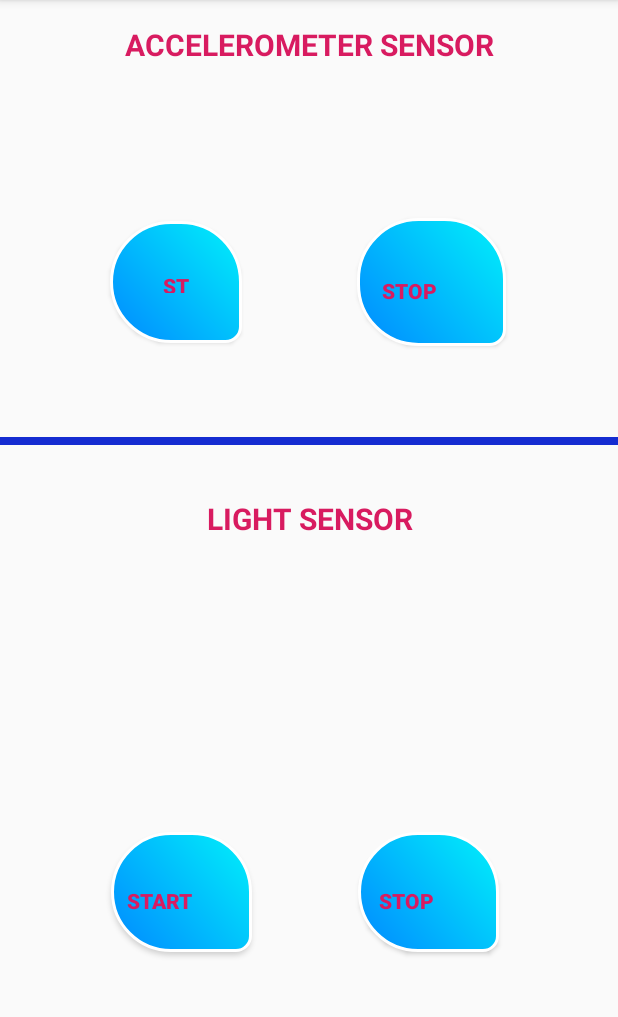
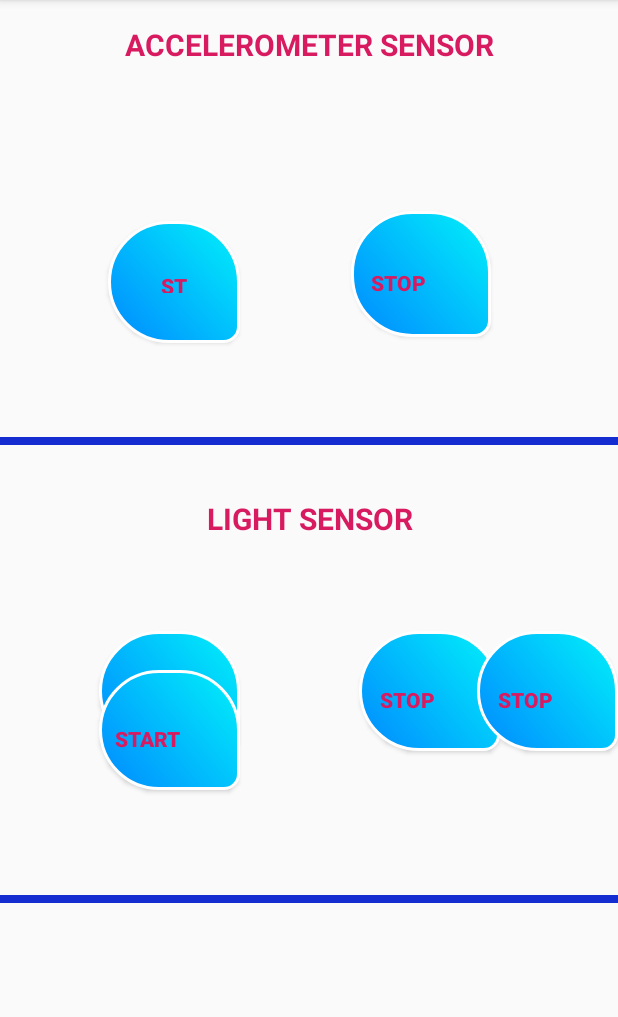
Before and after one commit to Gerardo-rios/Proyecto_SO_Sensors, an Android app: the screen it shows after launch (MainActivity), after a tap on "START", on a phone screen of 412 x 824 dp, the part 84-1101 px from its top. Run offline under Robolectric (Android 15) with nearby library versions, the phone set to English and light mode, and no system bars; our stand-ins replace navigation-ui.

Commit message:
Sensor Proximidad y correcion start-stop

```diff
--- a/app/src/main/java/com/example/proyecto_so/data_models/ProximityModel.java
+++ b/app/src/main/java/com/example/proyecto_so/data_models/ProximityModel.java
@@ -1,11 +1,24 @@
 package com.example.proyecto_so.data_models;
 
-public class ProximityModel implements SensorModel{
+public class ProximityModel implements SensorModel {
 
+    private float x;
+
+    public ProximityModel() {
+    }
+
+    public float getX() {
+        return x;
+    }
+
+    public void setX(float x) {
+        this.x = x;
+    }
 
     @Override
     public String getNameSensor() {
-        return null;
+        String res = "Sensor de Proximidad";
+        return res;
     }
 
     @Override
@@ -17,4 +30,5 @@ public class ProximityModel implements SensorModel{
     public float[] getData() {
         return new float[0];
     }
+
 }
--- a/app/src/main/java/com/example/proyecto_so/threats/AcelerometerThread.java
+++ b/app/src/main/java/com/example/proyecto_so/threats/AcelerometerThread.java
@@ -56,7 +56,7 @@ public class AcelerometerThread implements Runnable, Serializable {
     @Override
     public void run() {
 
-        while (!exit){
+        //while (!exit){
             this.sensorEventListener = new SensorEventListener() {
                 @Override
                 public void onSensorChanged(SensorEvent sensorEvent) {
@@ -71,7 +71,7 @@ public class AcelerometerThread implements Runnable, Serializable {
 
                 }
             };
-        }
+        //}
         sensorManager.registerListener(sensorEventListener, sensor, SensorManager.SENSOR_DELAY_NORMAL);
         //this.exit = false;
     }
--- a/app/src/main/java/com/example/proyecto_so/threats/LightThread.java
+++ b/app/src/main/java/com/example/proyecto_so/threats/LightThread.java
@@ -43,7 +43,7 @@ public class LightThread implements Runnable, Serializable {
     @Override
     public void run() {
 
-        while (!exit.get()){
+        //while (!exit.get()){
 
             this.eventListener = new SensorEventListener() {
                 @Override
@@ -60,7 +60,7 @@ public class LightThread implements Runnable, Serializable {
                 }
             };
 
-        }
+        //}
 
         this.sensorManager.registerListener(eventListener, sensor, SensorManager.SENSOR_DELAY_NORMAL);
 
--- a/app/src/main/java/com/example/proyecto_so/threats/ProximityThread.java
+++ b/app/src/main/java/com/example/proyecto_so/threats/ProximityThread.java
@@ -1,4 +1,67 @@
 package com.example.proyecto_so.threats;
 
-public class ProximityThread {
+import android.app.Activity;
+import android.content.Context;
+import android.hardware.Sensor;
+import android.hardware.SensorEvent;
+import android.hardware.SensorEventListener;
+import android.hardware.SensorManager;
+import android.util.Log;
+import android.widget.TextView;
+
+import com.example.proyecto_so.R;
+import com.example.proyecto_so.data_models.ProximityModel;
+
+import java.io.Serializable;
+import java.util.concurrent.atomic.AtomicBoolean;
+
+public class ProximityThread implements Runnable, Serializable {
+
+    private String TAG = ProximityThread.class.getName();
+    private Activity activity;
+    private AtomicBoolean exit;
+    private Sensor sensor;
+    private SensorManager sensorManager;
+    private SensorEventListener eventListener;
+
+    private ProximityModel data = new ProximityModel();
+    TextView data_proximity;
+
+    public ProximityThread(Activity a) throws Exception {
+
+        if (a == null) {
+            throw new Exception("Null activity on  " + TAG);
+        }
+        this.activity = a;
+        this.sensorManager = (SensorManager) this.activity.getSystemService(Context.SENSOR_SERVICE);
+        this.sensor = sensorManager.getDefaultSensor(Sensor.TYPE_PROXIMITY);
+        this.exit = new AtomicBoolean(false);
+        data_proximity = a.findViewById(R.id.txt_dataP);
+
+    }
+
+    @Override
+    public void run() {
+        //while (!exit.get()) {
+            this.eventListener = new SensorEventListener() {
+                @Override
+                public void onSensorChanged(SensorEvent sensorEvent) {
+                    Log.i(TAG, "Hola entro en el run");
+                    data.setX(sensorEvent.values[0]);
+                    Log.i(TAG, String.valueOf(data.getX()));
+                    data_proximity.setText(" -- " + data.getX() + " -- ");
+                }
+
+                @Override
+                public void onAccuracyChanged(Sensor sensor, int accuracy) {
+                }
+            };
+        //}
+        this.sensorManager.registerListener(eventListener, sensor, SensorManager.SENSOR_DELAY_NORMAL);
+    }
+
+    public void stop() {
+        exit.set(true);
+        sensorManager.unregisterListener(this.eventListener);
+    }
 }
--- a/app/src/main/java/com/example/proyecto_so/ui/sensors/SensoresFragment.java
+++ b/app/src/main/java/com/example/proyecto_so/ui/sensors/SensoresFragment.java
@@ -18,6 +18,7 @@ import com.example.proyecto_so.R;
 
 import com.example.proyecto_so.threats.AcelerometerThread;
 import com.example.proyecto_so.threats.LightThread;
+import com.example.proyecto_so.threats.ProximityThread;
 
 /**
  * A simple {@link Fragment} subclass.
@@ -27,7 +28,7 @@ import com.example.proyecto_so.threats.LightThread;
  * Use the {@link SensoresFragment#newInstance} factory method to
  * create an instance of this fragment.
  */
-public class SensoresFragment extends Fragment implements View.OnClickListener{
+public class SensoresFragment extends Fragment implements View.OnClickListener {
     // TODO: Rename parameter arguments, choose names that match
     // the fragment initialization parameters, e.g. ARG_ITEM_NUMBER
     private static final String ARG_PARAM1 = "param1";
@@ -41,9 +42,12 @@ public class SensoresFragment extends Fragment implements View.OnClickListener{
 
     public final String TAG = SensoresFragment.class.getName();
     private AcelerometerThread acelerometerThread;
+    private LightThread lightThread;
+    private ProximityThread proximityThread;
     private Thread threadA;
     private Thread threadL;
-    private LightThread lightThread;
+    private Thread threadP;
+
 
     public SensoresFragment() {
         // Required empty public constructor
@@ -91,10 +95,14 @@ public class SensoresFragment extends Fragment implements View.OnClickListener{
         Button stopA = getActivity().findViewById(R.id.button_stopA);
         Button startL = getActivity().findViewById(R.id.button_startL);
         Button stopL = getActivity().findViewById(R.id.button_stopL);
+        Button startP = getActivity().findViewById(R.id.button_startP);
+        Button stopP = getActivity().findViewById(R.id.button_stopP);
         startA.setOnClickListener(this);
         stopA.setOnClickListener(this);
         startL.setOnClickListener(this);
         stopL.setOnClickListener(this);
+        startP.setOnClickListener(this);
+        stopP.setOnClickListener(this);
     }
 
     // TODO: Rename method, update argument and hook method into UI event
@@ -124,7 +132,7 @@ public class SensoresFragment extends Fragment implements View.OnClickListener{
     @Override
     public void onClick(View v) {
 
-        switch (v.getId()){
+        switch (v.getId()) {
 
             case R.id.button_startA:
                 Log.i(TAG, "ACELEROMETER START");
@@ -138,7 +146,7 @@ public class SensoresFragment extends Fragment implements View.OnClickListener{
                 break;
             case R.id.button_stopA:
                 Log.i(TAG, "ACELEROMETER STOP");
-                if (acelerometerThread != null){
+                if (acelerometerThread != null) {
                     acelerometerThread.stop();
                     //threadA.stop();
                 }
@@ -154,11 +162,32 @@ public class SensoresFragment extends Fragment implements View.OnClickListener{
                 }
                 break;
             case R.id.button_stopL:
-                if (lightThread != null){
+                if (lightThread != null) {
                     lightThread.stop();
                     //threadL.stop();
                 }
                 Log.i(TAG, "LIGHT STOP");
+                break;
+
+            case R.id.button_startP:
+                try {
+                    proximityThread = new ProximityThread(getActivity());
+                    threadP = new Thread(proximityThread);
+                    Log.i(TAG, "PROXIMITY START");
+                    threadP.start();
+                } catch (Exception e) {
+                    e.printStackTrace();
+                }
+                break;
+
+            case R.id.button_stopP:
+                if (proximityThread != null) {
+                    Log.i(TAG, "PROXIMITY STOP");
+                    proximityThread.stop();
+                    //threadL.stop();
+                } else {
+                    Log.i(TAG, "PROXIMITY SENSOR not started yet");
+                }
                 break;
         }
 
--- a/app/src/main/res/layout/fragment_sensores.xml
+++ b/app/src/main/res/layout/fragment_sensores.xml
@@ -4,8 +4,8 @@
     xmlns:tools="http://schemas.android.com/tools"
     android:layout_width="match_parent"
     android:layout_height="match_parent"
+    android:gravity="center"
     android:orientation="vertical"
-    android:gravity="center"
     tools:context=".ui.sensors.SensoresFragment">
 
 
@@ -54,13 +54,14 @@
         app:layout_constraintEnd_toStartOf="@+id/button_stopA"
         app:layout_constraintHorizontal_bias="0.491"
         app:layout_constraintStart_toStartOf="parent"
+        app:layout_constraintTop_toBottomOf="@+id/textView2"
         app:layout_constraintTop_toTopOf="parent"
         app:layout_constraintVertical_bias="0.215" />
 
     <Button
         android:id="@+id/button_stopA"
-        android:layout_width="99dp"
-        android:layout_height="85dp"
+        android:layout_width="93dp"
+        android:layout_height="84dp"
         android:background="@drawable/custom_button"
         android:text="STOP"
         android:textAlignment="center"
@@ -68,10 +69,10 @@
         android:textStyle="bold"
         app:layout_constraintBottom_toBottomOf="parent"
         app:layout_constraintEnd_toEndOf="parent"
-        app:layout_constraintHorizontal_bias="0.762"
+        app:layout_constraintHorizontal_bias="0.735"
         app:layout_constraintStart_toStartOf="parent"
         app:layout_constraintTop_toBottomOf="@+id/textView2"
-        app:layout_constraintVertical_bias="0.16" />
+        app:layout_constraintVertical_bias="0.152" />
 
     <Button
         android:id="@+id/button_startL"
@@ -84,9 +85,10 @@
         android:textStyle="bold"
         app:layout_constraintBottom_toTopOf="@+id/recycler"
         app:layout_constraintEnd_toEndOf="parent"
-        app:layout_constraintHorizontal_bias="0.233"
+        app:layout_constraintHorizontal_bias="0.208"
         app:layout_constraintStart_toStartOf="parent"
-        app:layout_constraintTop_toBottomOf="@+id/divider" />
+        app:layout_constraintTop_toBottomOf="@+id/divider"
+        app:layout_constraintVertical_bias="0.0" />
 
     <Button
         android:id="@+id/button_stopL"
@@ -99,18 +101,51 @@
         android:textStyle="bold"
         app:layout_constraintBottom_toTopOf="@+id/recycler"
         app:layout_constraintEnd_toEndOf="parent"
-        app:layout_constraintHorizontal_bias="0.469"
+        app:layout_constraintHorizontal_bias="0.503"
         app:layout_constraintStart_toEndOf="@+id/button_startL"
-        app:layout_constraintTop_toBottomOf="@+id/divider" />
+        app:layout_constraintTop_toBottomOf="@+id/divider"
+        app:layout_constraintVertical_bias="0.0" />
+
+    <Button
+        android:id="@+id/button_startP"
+        android:layout_width="94dp"
+        android:layout_height="80dp"
+        android:layout_marginBottom="124dp"
+        android:background="@drawable/custom_button"
+        android:text="START"
+        android:textColor="@color/colorAccent"
+        android:textStyle="bold"
+        app:layout_constraintBottom_toTopOf="@+id/recycler"
+        app:layout_constraintEnd_toEndOf="parent"
+        app:layout_constraintHorizontal_bias="0.208"
+        app:layout_constraintStart_toStartOf="parent"
+        app:layout_constraintTop_toBottomOf="@+id/divider"
+        app:layout_constraintVertical_bias="1.0" />
+
+    <Button
+        android:id="@+id/button_stopP"
+        android:layout_width="94dp"
+        android:layout_height="80dp"
+        android:layout_marginTop="124dp"
+        android:background="@drawable/custom_button"
+        android:text="STOP"
+        android:textColor="@color/colorAccent"
+        android:textStyle="bold"
+        app:layout_constraintBottom_toTopOf="@+id/recycler"
+        app:layout_constraintEnd_toEndOf="parent"
+        app:layout_constraintHorizontal_bias="1.0"
+        app:layout_constraintStart_toEndOf="@+id/button_startL"
+        app:layout_constraintTop_toBottomOf="@+id/divider"
+        app:layout_constraintVertical_bias="0.0" />
 
     <TextView
         android:id="@+id/txt_dataA"
         android:layout_width="match_parent"
+        android:layout_height="34dp"
+        android:textAlignment="center"
+        android:textColor="@color/negro"
+        android:textSize="20dp"
         android:textStyle="bold"
-        android:textColor="@color/negro"
-        android:textAlignment="center"
-        android:textSize="20dp"
-        android:layout_height="34dp"
         app:layout_constraintBottom_toBottomOf="parent"
         app:layout_constraintEnd_toEndOf="parent"
         app:layout_constraintHorizontal_bias="0.476"
@@ -133,6 +168,21 @@
         app:layout_constraintTop_toBottomOf="@+id/textView2"
         app:layout_constraintVertical_bias="0.51" />
 
+    <TextView
+        android:id="@+id/txt_dataP"
+        android:layout_width="match_parent"
+        android:layout_height="34dp"
+        android:textAlignment="center"
+        android:textColor="@color/negro"
+        android:textSize="20dp"
+        android:textStyle="bold"
+        app:layout_constraintBottom_toBottomOf="parent"
+        app:layout_constraintEnd_toEndOf="parent"
+        app:layout_constraintHorizontal_bias="0.0"
+        app:layout_constraintStart_toStartOf="parent"
+        app:layout_constraintTop_toBottomOf="@+id/textView2"
+        app:layout_constraintVertical_bias="0.879" />
+
     <View
         android:id="@+id/divider"
         android:layout_width="match_parent"
@@ -145,16 +195,28 @@
         app:layout_constraintTop_toBottomOf="@+id/txt_dataA"
         app:layout_constraintVertical_bias="0.273" />
 
+    <View
+        android:id="@+id/divider1"
+        android:layout_width="match_parent"
+        android:layout_height="5dp"
+        android:background="@color/azul_claro"
+        app:layout_constraintBottom_toBottomOf="parent"
+        app:layout_constraintEnd_toEndOf="parent"
+        app:layout_constraintHorizontal_bias="0.0"
+        app:layout_constraintStart_toStartOf="parent"
+        app:layout_constraintTop_toBottomOf="@+id/txt_dataL"
+        app:layout_constraintVertical_bias="0.501" />
+
     <androidx.recyclerview.widget.RecyclerView
         android:id="@+id/recycler"
         android:layout_width="match_parent"
         android:layout_height="wrap_content"
         app:layout_constraintBottom_toBottomOf="parent"
         app:layout_constraintEnd_toEndOf="parent"
-        app:layout_constraintHorizontal_bias="0.497"
+        app:layout_constraintHorizontal_bias="1.0"
         app:layout_constraintStart_toStartOf="parent"
-        app:layout_constraintTop_toBottomOf="@+id/txt_dataL"
-        app:layout_constraintVertical_bias="1.0" />
+        app:layout_constraintTop_toTopOf="@+id/txt_dataP"
+        app:layout_constraintVertical_bias="0.0" />
 
 
 </androidx.constraintlayout.widget.ConstraintLayout>
```
